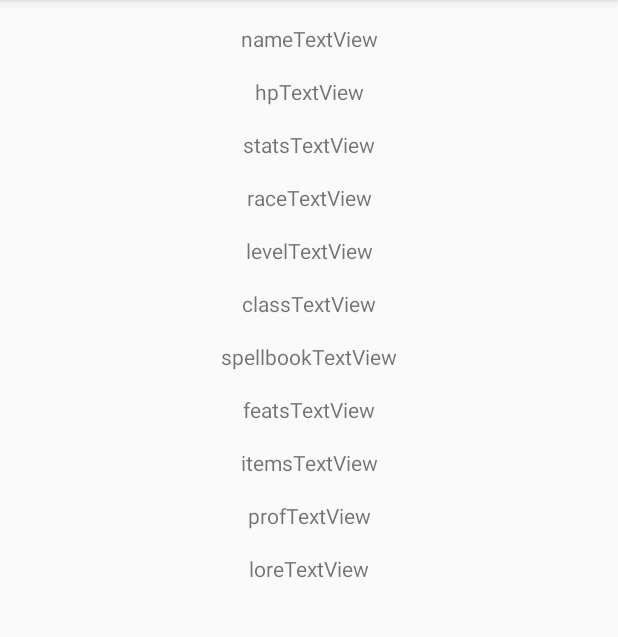
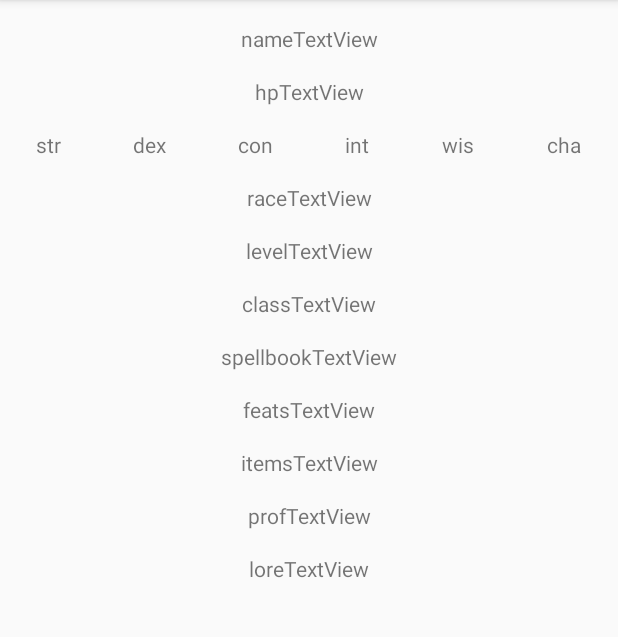
Before and after one commit to henrykeane/DnDeploy, an Android app: the ViewCharacterActivity screen opened directly, with no data from a screen before it, on a phone screen of 412 x 824 dp, the part 84-721 px from its top. Run offline under Robolectric (Android 15) with nearby library versions, the phone set to English and light mode, and no system bars.

Commit message:
Decoupled Character file
Cleaned up comments, added detail to character view, set a test onclick listener to the character pool adapter

```diff
--- a/app/src/main/java/com/example/dndeploy/ViewCharacterActivity.kt
+++ b/app/src/main/java/com/example/dndeploy/ViewCharacterActivity.kt
@@ -8,5 +8,7 @@ class ViewCharacterActivity : AppCompatActivity() {
     override fun onCreate(savedInstanceState: Bundle?) {
         super.onCreate(savedInstanceState)
         setContentView(R.layout.activity_view_character)
+
+        //Just retrieve everything and put it into the stuff
     }
 }
--- a/app/src/main/res/layout/activity_view_character.xml
+++ b/app/src/main/res/layout/activity_view_character.xml
@@ -7,17 +7,17 @@
     tools:context=".ViewCharacterActivity">
 
     <TextView
-        android:id="@+id/nameTextView14"
+        android:id="@+id/loreTextView"
         android:layout_width="wrap_content"
         android:layout_height="wrap_content"
         android:layout_marginTop="16dp"
         android:text="loreTextView"
         app:layout_constraintEnd_toEndOf="parent"
         app:layout_constraintStart_toStartOf="parent"
-        app:layout_constraintTop_toBottomOf="@+id/nameTextView4" />
+        app:layout_constraintTop_toBottomOf="@+id/profTextView" />
 
     <TextView
-        android:id="@+id/nameTextView8"
+        android:id="@+id/itemsTextView"
         android:layout_width="wrap_content"
         android:layout_height="wrap_content"
         android:layout_marginTop="16dp"
@@ -54,7 +54,7 @@
         android:text="raceTextView"
         app:layout_constraintEnd_toEndOf="parent"
         app:layout_constraintStart_toStartOf="parent"
-        app:layout_constraintTop_toBottomOf="@+id/statsTextView" />
+        app:layout_constraintTop_toBottomOf="@+id/linearLayout" />
 
     <TextView
         android:id="@+id/spellbookTextView"
@@ -67,24 +67,14 @@
         app:layout_constraintTop_toBottomOf="@+id/classTextView" />
 
     <TextView
-        android:id="@+id/statsTextView"
-        android:layout_width="wrap_content"
-        android:layout_height="wrap_content"
-        android:layout_marginTop="16dp"
-        android:text="statsTextView"
-        app:layout_constraintEnd_toEndOf="parent"
-        app:layout_constraintStart_toStartOf="parent"
-        app:layout_constraintTop_toBottomOf="@+id/hpTextView" />
-
-    <TextView
-        android:id="@+id/nameTextView4"
+        android:id="@+id/profTextView"
         android:layout_width="wrap_content"
         android:layout_height="wrap_content"
         android:layout_marginTop="16dp"
         android:text="profTextView"
         app:layout_constraintEnd_toEndOf="parent"
         app:layout_constraintStart_toStartOf="parent"
-        app:layout_constraintTop_toBottomOf="@+id/nameTextView8" />
+        app:layout_constraintTop_toBottomOf="@+id/itemsTextView" />
 
     <TextView
         android:id="@+id/hpTextView"
@@ -115,4 +105,63 @@
         app:layout_constraintEnd_toEndOf="parent"
         app:layout_constraintStart_toStartOf="parent"
         app:layout_constraintTop_toTopOf="parent" />
+
+    <LinearLayout
+        android:id="@+id/linearLayout"
+        android:layout_width="0dp"
+        android:layout_height="wrap_content"
+        android:layout_marginTop="16dp"
+        android:orientation="horizontal"
+        app:layout_constraintEnd_toEndOf="parent"
+        app:layout_constraintStart_toStartOf="parent"
+        app:layout_constraintTop_toBottomOf="@+id/hpTextView">
+
+        <TextView
+            android:id="@+id/strTextView"
+            android:layout_width="wrap_content"
+            android:layout_height="wrap_content"
+            android:layout_weight="1"
+            android:gravity="center"
+            android:text="str" />
+
+        <TextView
+            android:id="@+id/dexTextView"
+            android:layout_width="wrap_content"
+            android:layout_height="wrap_content"
+            android:layout_weight="1"
+            android:gravity="center"
+            android:text="dex" />
+
+        <TextView
+            android:id="@+id/conTextView"
+            android:layout_width="wrap_content"
+            android:layout_height="wrap_content"
+            android:layout_weight="1"
+            android:gravity="center"
+            android:text="con" />
+
+        <TextView
+            android:id="@+id/intTextView"
+            android:layout_width="wrap_content"
+            android:layout_height="wrap_content"
+            android:layout_weight="1"
+            android:gravity="center"
+            android:text="int" />
+
+        <TextView
+            android:id="@+id/wisTextView"
+            android:layout_width="wrap_content"
+            android:layout_height="wrap_content"
+            android:layout_weight="1"
+            android:gravity="center"
+            android:text="wis" />
+
+        <TextView
+            android:id="@+id/chaTextView"
+            android:layout_width="wrap_content"
+            android:layout_height="wrap_content"
+            android:layout_weight="1"
+            android:gravity="center"
+            android:text="cha" />
+    </LinearLayout>
 </androidx.constraintlayout.widget.ConstraintLayout>
```
Also changed, not shown: app/src/main/java/com/example/dndeploy/Character.kt (added, +23 -0 lines), app/src/main/java/com/example/dndeploy/CharacterPoolAdapter.kt (+16 -127 lines).
